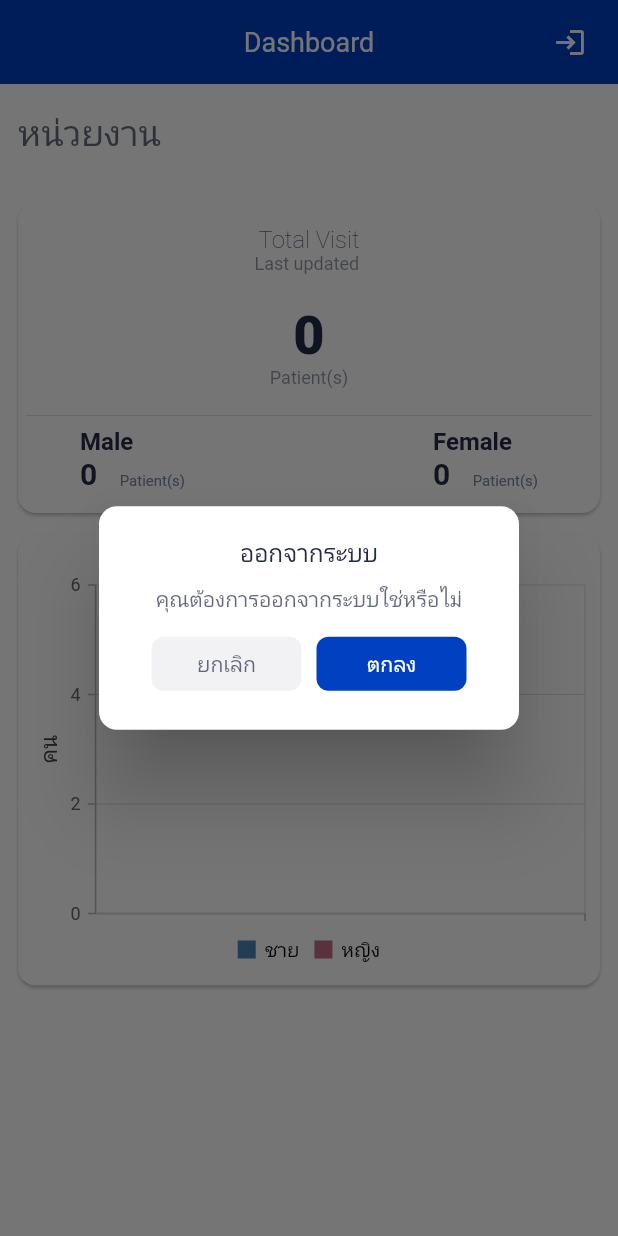
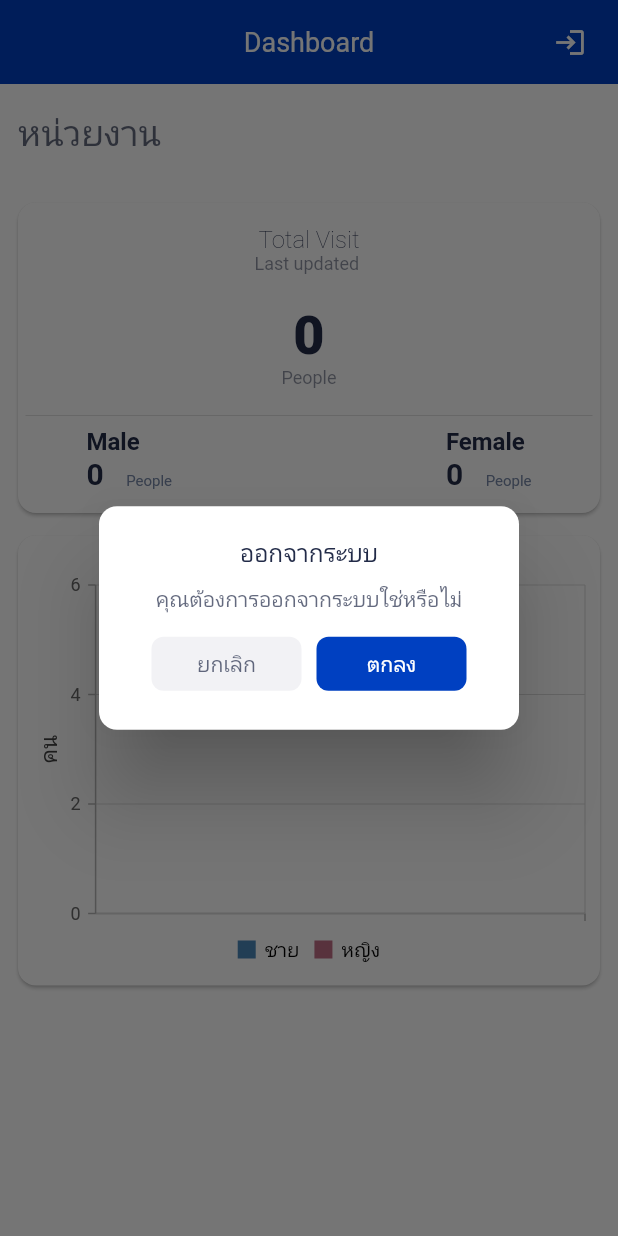
Before and after one commit to porajap/smart-hospital-admin-app-, a Flutter app: the DashboardPage screen opened by its route, after a tap on the "login" icon, on a phone screen of 412 x 824 dp. Run offline on Flutter 3.47's test engine with Material 2 defaults, Android fonts, the phone set to English and light mode, and no system bars; our stand-ins replace bot_toast, flutter_bloc, google_fonts, logger, shared_preferences, syncfusion_flutter_charts and 1 more; accounts and stored records are empty; network calls fail; Roboto replaces fonts that are missing (Prompt).

Commit message:
change ui chart

```diff
--- a/lib/src/models/login/logged_model.dart
+++ b/lib/src/models/login/logged_model.dart
@@ -43,30 +43,35 @@ class Data {
       this.fName,
       this.lName,
       this.organizeName,
-      this.role,});
+      this.format,
+      this.typeName,});
 
   Data.fromJson(dynamic json) {
     phone = json['phone'];
     fName = json['fName'];
     lName = json['lName'];
     organizeName = json['organizeName'];
-    role = json['role'];
+    format = json['format'];
+    typeName = json['typeName'];
   }
   String? phone;
   String? fName;
   String? lName;
   String? organizeName;
-  num? role;
+  num? format;
+  String? typeName;
 Data copyWith({  String? phone,
   String? fName,
   String? lName,
   String? organizeName,
-  num? role,
+  num? format,
+  String? typeName,
 }) => Data(  phone: phone ?? this.phone,
   fName: fName ?? this.fName,
   lName: lName ?? this.lName,
   organizeName: organizeName ?? this.organizeName,
-  role: role ?? this.role,
+  format: format ?? this.format,
+  typeName: typeName ?? this.typeName,
 );
   Map<String, dynamic> toJson() {
     final map = <String, dynamic>{};
@@ -74,7 +79,8 @@ Data copyWith({  String? phone,
     map['fName'] = fName;
     map['lName'] = lName;
     map['organizeName'] = organizeName;
-    map['role'] = role;
+    map['format'] = format;
+    map['typeName'] = typeName;
     return map;
   }
 
--- a/lib/src/pages/dashboard/dashboard_page.dart
+++ b/lib/src/pages/dashboard/dashboard_page.dart
@@ -48,8 +48,13 @@ class _DashboardPageState extends State<DashboardPage> {
 
   final pref = SharedPreferencesService();
   String organizeName = "-";
+  int format = 2; //1 = hos, 2 = general
+  String unitName =  "People";
   Future<void>getUserData() async{
     organizeName = await pref.getOrganize();
+    format = await pref.getFormat();
+    unitName =  format == 1 ? "Patient(s)" : "People";
+
     if(!mounted){
       setState(() {
 
@@ -185,7 +190,7 @@ class _DashboardPageState extends State<DashboardPage> {
               ),
             ),
             Text(
-              "Patient(s)",
+              unitName,
               style: TextStyle(fontSize: 12, color: AppColor.textPrimaryColor.withOpacity(0.5)),
             ),
             SizedBox(height: 10),
@@ -227,7 +232,7 @@ class _DashboardPageState extends State<DashboardPage> {
                                 ),
                                 SizedBox(width: 15),
                                 Text(
-                                  "Patient(s)",
+                                  unitName,
                                   style: TextStyle(
                                     fontSize: 10,
                                     color: AppColor.textSecondaryColor,
@@ -276,7 +281,7 @@ class _DashboardPageState extends State<DashboardPage> {
                             ),
                             SizedBox(width: 15),
                             Text(
-                              "Patient(s)",
+                              unitName,
                               style: TextStyle(
                                 fontSize: 10,
                                 color: AppColor.textSecondaryColor,
@@ -340,7 +345,7 @@ class _DashboardPageState extends State<DashboardPage> {
                                         ),
                                         SizedBox(width: 15),
                                         Text(
-                                          "Patient(s)",
+                                          unitName,
                                           style: TextStyle(
                                             fontSize: 10,
                                             color: AppColor.textSecondaryColor,
@@ -390,7 +395,7 @@ class _DashboardPageState extends State<DashboardPage> {
                                   ),
                                   SizedBox(width: 15),
                                   Text(
-                                    "Patient(s)",
+                                    unitName,
                                     style: TextStyle(
                                       fontSize: 10,
                                       color: AppColor.textSecondaryColor,
@@ -464,7 +469,7 @@ class _DashboardPageState extends State<DashboardPage> {
         isResponsive: true,
         position: LegendPosition.bottom,
       ),
-      title: ChartTitle(text: 'Over all Patients of Month 2022'),
+      title: ChartTitle(text: 'Over all ${unitName} of Month 2022'),
       primaryXAxis: _categoryAxis(),
       primaryYAxis: _numericAxis(text: 'คน'),
       series: _getDefaultLineSeries(),
--- a/lib/src/services/preferences_service.dart
+++ b/lib/src/services/preferences_service.dart
@@ -9,6 +9,7 @@ class PreferenceKey {
   static final String lName = "lName";
   static final String token = "token";
   static final String organizeName = "organizeName";
+  static final String format = "format";
 }
 
 class SharedPreferencesService {
@@ -35,6 +36,7 @@ class SharedPreferencesService {
     _prefs.setString(PreferenceKey.lName, data.data?.lName ?? "");
     _prefs.setString(PreferenceKey.token, data.token ?? "");
     _prefs.setString(PreferenceKey.organizeName, data.data?.organizeName ?? "");
+    _prefs.setInt(PreferenceKey.format, data.data!.format != null ? data.data!.format as int : 2);
   }
 
   Future<String> getToken() async {
@@ -55,6 +57,12 @@ class SharedPreferencesService {
     return _data;
   }
 
+  Future<int> getFormat() async {
+    SharedPreferences _prefs = await SharedPreferences.getInstance();
+    int _data = _prefs.getInt(PreferenceKey.format) ?? 2;
+    return _data;
+  }
+
   Future<void> setPhone({required String phone}) async {
     SharedPreferences _prefs = await SharedPreferences.getInstance();
     _prefs.setString(PreferenceKey.phone, phone);
--- a/lib/src/services/urls.dart
+++ b/lib/src/services/urls.dart
@@ -1,5 +1,5 @@
 class AppUrl{
-  static final String devUrl = "http://192.168.1.111:4002/app/api/dashboard";
+  static final String devUrl = "http://192.168.1.112:4002/app/api/dashboard";
   static final String productionUrl = "https://re-loader.com/api_smarthospital/app/api/dashboard";
 
   static final String baseUrl = productionUrl;
```
Also changed, not shown: lib/src/pages/login/components/form.dart (+42 -17 lines), 2 other files.
